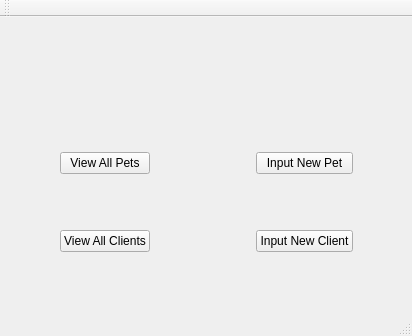
Qt form interface/mainwindow.ui (ArclightEntertainment/arclight-placeholder) before a commit.
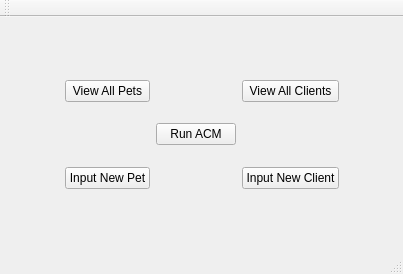
The same form after that commit.

```diff
--- a/interface/mainwindow.ui
+++ b/interface/mainwindow.ui
@@ -6,8 +6,8 @@
    <rect>
     <x>0</x>
     <y>0</y>
-    <width>412</width>
-    <height>336</height>
+    <width>403</width>
+    <height>274</height>
    </rect>
   </property>
   <property name="windowTitle">
@@ -29,24 +29,8 @@
    <layout class="QGridLayout" name="gridLayout_2">
     <item row="0" column="0">
      <layout class="QGridLayout" name="gridLayout">
-      <item row="1" column="2">
-       <spacer name="mainSpacer">
-        <property name="orientation">
-         <enum>Qt::Horizontal</enum>
-        </property>
-        <property name="sizeType">
-         <enum>QSizePolicy::Fixed</enum>
-        </property>
-        <property name="sizeHint" stdset="0">
-         <size>
-          <width>100</width>
-          <height>20</height>
-         </size>
-        </property>
-       </spacer>
-      </item>
-      <item row="0" column="2">
-       <spacer name="verticalSpacer">
+      <item row="7" column="1">
+       <spacer name="verticalSpacer_3">
         <property name="orientation">
          <enum>Qt::Vertical</enum>
         </property>
@@ -58,21 +42,14 @@
         </property>
        </spacer>
       </item>
-      <item row="2" column="3">
-       <widget class="QPushButton" name="clientInputButton">
-        <property name="text">
-         <string>Input New Client</string>
-        </property>
-       </widget>
-      </item>
-      <item row="2" column="1">
+      <item row="4" column="3">
        <widget class="QPushButton" name="clientViewButton">
         <property name="text">
          <string>View All Clients</string>
         </property>
        </widget>
       </item>
-      <item row="2" column="2">
+      <item row="2" column="1">
        <spacer name="verticalSpacer_2">
         <property name="orientation">
          <enum>Qt::Vertical</enum>
@@ -85,34 +62,80 @@
         </property>
        </spacer>
       </item>
-      <item row="1" column="4">
-       <spacer name="horizontalSpacer_3">
+      <item row="6" column="3">
+       <widget class="QPushButton" name="clientInputButton">
+        <property name="text">
+         <string>Input New Client</string>
+        </property>
+       </widget>
+      </item>
+      <item row="2" column="3">
+       <spacer name="verticalSpacer">
         <property name="orientation">
-         <enum>Qt::Horizontal</enum>
+         <enum>Qt::Vertical</enum>
         </property>
         <property name="sizeHint" stdset="0">
          <size>
-          <width>40</width>
-          <height>20</height>
+          <width>20</width>
+          <height>40</height>
          </size>
         </property>
        </spacer>
       </item>
-      <item row="1" column="1">
+      <item row="4" column="1">
        <widget class="QPushButton" name="animalViewButton">
         <property name="text">
          <string>View All Pets</string>
         </property>
        </widget>
       </item>
-      <item row="1" column="3">
+      <item row="6" column="1">
        <widget class="QPushButton" name="animalInputButton">
         <property name="text">
          <string>Input New Pet</string>
         </property>
        </widget>
       </item>
-      <item row="1" column="0">
+      <item row="7" column="3">
+       <spacer name="verticalSpacer_4">
+        <property name="orientation">
+         <enum>Qt::Vertical</enum>
+        </property>
+        <property name="sizeHint" stdset="0">
+         <size>
+          <width>20</width>
+          <height>40</height>
+         </size>
+        </property>
+       </spacer>
+      </item>
+      <item row="5" column="3">
+       <spacer name="verticalSpacer_6">
+        <property name="orientation">
+         <enum>Qt::Vertical</enum>
+        </property>
+        <property name="sizeHint" stdset="0">
+         <size>
+          <width>20</width>
+          <height>40</height>
+         </size>
+        </property>
+       </spacer>
+      </item>
+      <item row="5" column="1">
+       <spacer name="verticalSpacer_7">
+        <property name="orientation">
+         <enum>Qt::Vertical</enum>
+        </property>
+        <property name="sizeHint" stdset="0">
+         <size>
+          <width>20</width>
+          <height>40</height>
+         </size>
+        </property>
+       </spacer>
+      </item>
+      <item row="4" column="0">
        <spacer name="horizontalSpacer_2">
         <property name="orientation">
          <enum>Qt::Horizontal</enum>
@@ -125,6 +148,26 @@
         </property>
        </spacer>
       </item>
+      <item row="4" column="4">
+       <spacer name="horizontalSpacer_3">
+        <property name="orientation">
+         <enum>Qt::Horizontal</enum>
+        </property>
+        <property name="sizeHint" stdset="0">
+         <size>
+          <width>40</width>
+          <height>20</height>
+         </size>
+        </property>
+       </spacer>
+      </item>
+      <item row="5" column="2">
+       <widget class="QPushButton" name="acmButton">
+        <property name="text">
+         <string>Run ACM</string>
+        </property>
+       </widget>
+      </item>
      </layout>
     </item>
    </layout>
```
Left out of the diff: 2 changed lines with no effect on the pictures.
